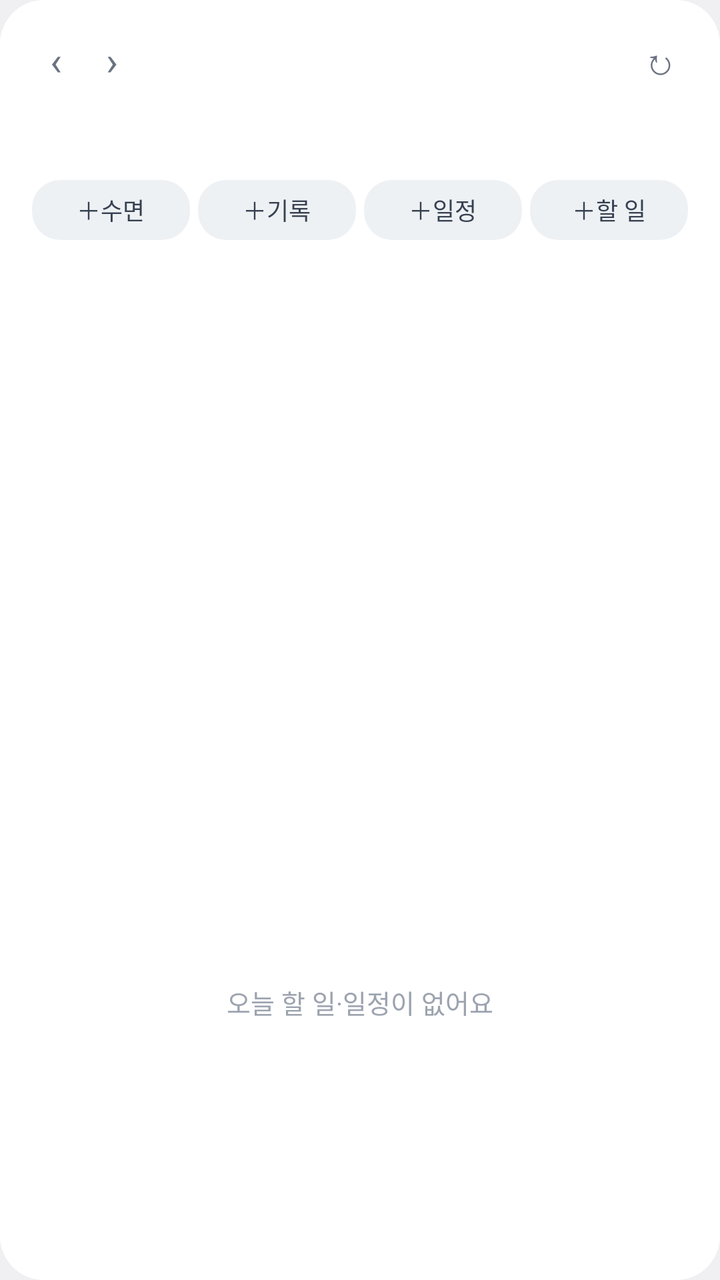
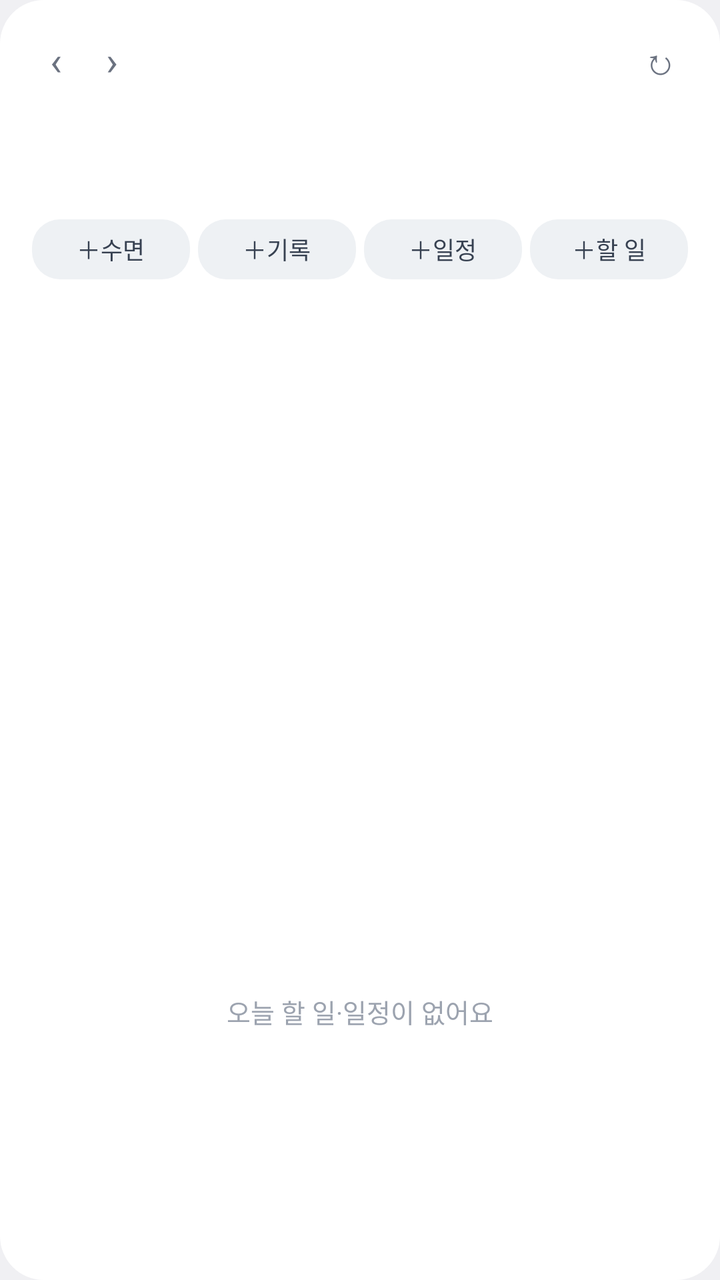

An Android layout rendered at two revisions. The XML below is the earlier revision; the diff shows what the commit changed to produce the second picture.
<!-- AndroidManifest.xml: application theme android:Theme.DeviceDefault.Light.NoActionBar -->
<!-- res/layout/widget.xml -->
<?xml version="1.0" encoding="utf-8"?>
<FrameLayout xmlns:android="http://schemas.android.com/apk/res/android"
    android:layout_width="match_parent"
    android:layout_height="match_parent">

    <ImageView
        android:id="@+id/bg"
        android:layout_width="match_parent"
        android:layout_height="match_parent"
        android:scaleType="fitXY"
        android:src="@drawable/widget_bg" />

<LinearLayout
    android:id="@+id/root"
    android:layout_width="match_parent"
    android:layout_height="match_parent"
    android:orientation="vertical"
    android:padding="14dp">

    <LinearLayout
        android:layout_width="match_parent"
        android:layout_height="wrap_content"
        android:gravity="center_vertical"
        android:orientation="horizontal">

        <TextView
            android:id="@+id/btn_dprev"
            android:layout_width="28dp"
            android:layout_height="32dp"
            android:gravity="center"
            android:text="‹"
            android:textColor="#6B7280"
            android:textSize="20sp" />

        <TextView
            android:id="@+id/title"
            android:layout_width="wrap_content"
            android:layout_height="wrap_content"
            android:textColor="#1F2937"
            android:textSize="16sp"
            android:textStyle="bold" />

        <TextView
            android:id="@+id/btn_dnext"
            android:layout_width="28dp"
            android:layout_height="32dp"
            android:gravity="center"
            android:text="›"
            android:textColor="#6B7280"
            android:textSize="20sp" />

        <TextView
            android:id="@+id/stats"
            android:layout_width="0dp"
            android:layout_height="wrap_content"
            android:layout_marginStart="10dp"
            android:layout_weight="1"
            android:maxLines="1"
            android:ellipsize="end"
            android:textColor="#6B7280"
            android:textSize="13sp" />

        <TextView
            android:id="@+id/btn_refresh"
            android:layout_width="32dp"
            android:layout_height="32dp"
            android:gravity="center"
            android:text="↻"
            android:textColor="#6B7280"
            android:textSize="18sp" />
    </LinearLayout>

    <ImageView
        android:id="@+id/strip"
        android:layout_width="match_parent"
        android:layout_height="30dp"
        android:layout_marginTop="6dp"
        android:scaleType="fitXY" />

    <LinearLayout
        android:id="@+id/chips"
        android:layout_width="match_parent"
        android:layout_height="wrap_content"
        android:layout_marginTop="8dp"
        android:orientation="horizontal">

        <TextView android:id="@+id/btn_sleep" style="@style/WidgetChip" android:text="＋수면" />
        <TextView android:id="@+id/btn_block" style="@style/WidgetChip" android:text="＋기록" />
        <TextView android:id="@+id/btn_plan" style="@style/WidgetChip" android:text="＋일정" />
        <TextView android:id="@+id/btn_todo" style="@style/WidgetChip" android:text="＋할 일" />
    </LinearLayout>

    <ListView
        android:id="@+id/list"
        android:layout_width="match_parent"
        android:layout_height="0dp"
        android:layout_marginTop="6dp"
        android:layout_weight="1"
        android:divider="@null"
        android:dividerHeight="0dp" />

    <ImageView
        android:id="@+id/big"
        android:layout_width="match_parent"
        android:layout_height="0dp"
        android:layout_marginTop="6dp"
        android:layout_weight="1"
        android:scaleType="fitCenter"
        android:visibility="gone" />

    <TextView
        android:id="@+id/empty"
        android:layout_width="match_parent"
        android:layout_height="0dp"
        android:layout_weight="1"
        android:gravity="center"
        android:text="오늘 할 일·일정이 없어요"
        android:textColor="#9CA3AF"
        android:textSize="13sp" />
</LinearLayout>
</FrameLayout>
<!-- resources referenced by this layout -->
<resources>
  <!-- drawable widget_bg (drawable) -->
  <?xml version="1.0" encoding="utf-8"?>
  <shape xmlns:android="http://schemas.android.com/apk/res/android" android:shape="rectangle">
      <solid android:color="#FFFFFFFF" />
      <corners android:radius="22dp" />
  </shape>
  <style name="WidgetChip">
          <item name="android:layout_width">0dp</item>
          <item name="android:layout_height">30dp</item>
          <item name="android:layout_weight">1</item>
          <item name="android:layout_marginStart">2dp</item>
          <item name="android:layout_marginEnd">2dp</item>
          <item name="android:background">@drawable/chip_bg</item>
          <item name="android:gravity">center</item>
          <item name="android:textColor">#374151</item>
          <item name="android:textSize">12sp</item>
      </style>
  <!-- drawable chip_bg (drawable) -->
  <?xml version="1.0" encoding="utf-8"?>
  <shape xmlns:android="http://schemas.android.com/apk/res/android" android:shape="rectangle">
      <solid android:color="#EEF1F4" />
      <corners android:radius="14dp" />
  </shape>
</resources>

<!-- the commit's change to res/layout/widget.xml (unified diff, before → after) -->
@@ -49,16 +49,10 @@
             android:textColor="#6B7280"
             android:textSize="20sp" />
 
-        <TextView
-            android:id="@+id/stats"
+        <View
             android:layout_width="0dp"
-            android:layout_height="wrap_content"
-            android:layout_marginStart="10dp"
-            android:layout_weight="1"
-            android:maxLines="1"
-            android:ellipsize="end"
-            android:textColor="#6B7280"
-            android:textSize="13sp" />
+            android:layout_height="1dp"
+            android:layout_weight="1" />
 
         <TextView
             android:id="@+id/btn_refresh"
@@ -69,6 +63,17 @@
             android:textColor="#6B7280"
             android:textSize="18sp" />
     </LinearLayout>
+
+    <TextView
+            android:id="@+id/stats"
+            android:layout_width="match_parent"
+            android:layout_height="wrap_content"
+            android:layout_marginStart="4dp"
+            android:layout_marginBottom="2dp"
+            android:maxLines="1"
+            android:ellipsize="end"
+            android:textColor="#6B7280"
+            android:textSize="13sp" />
 
     <ImageView
         android:id="@+id/strip"
